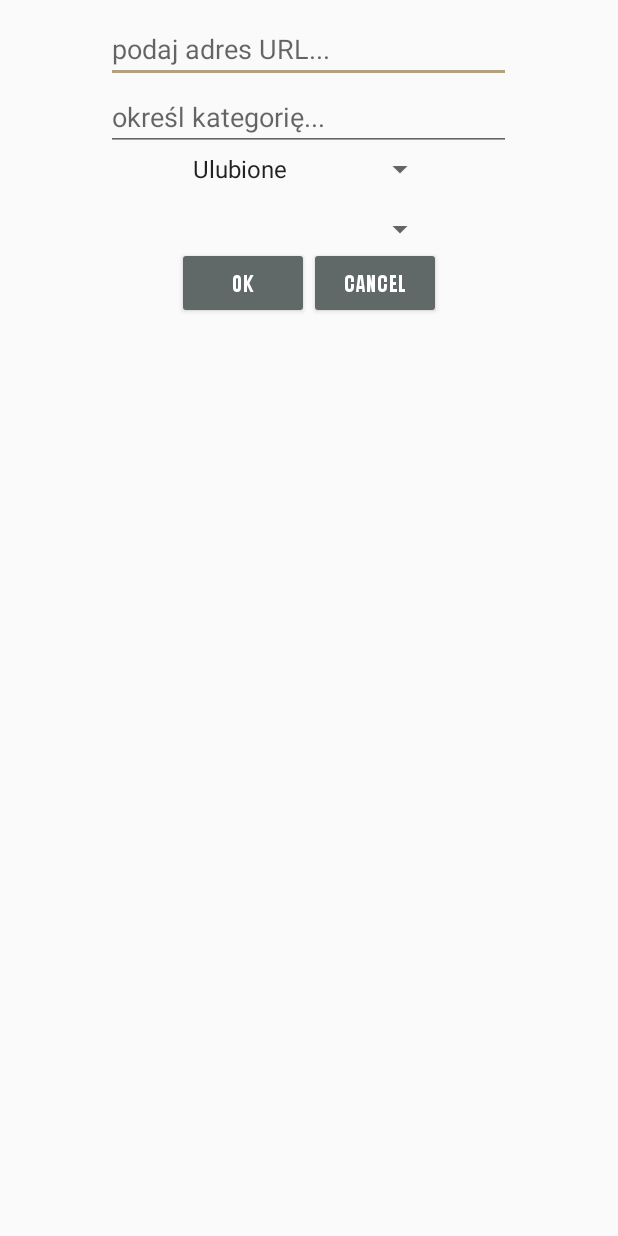
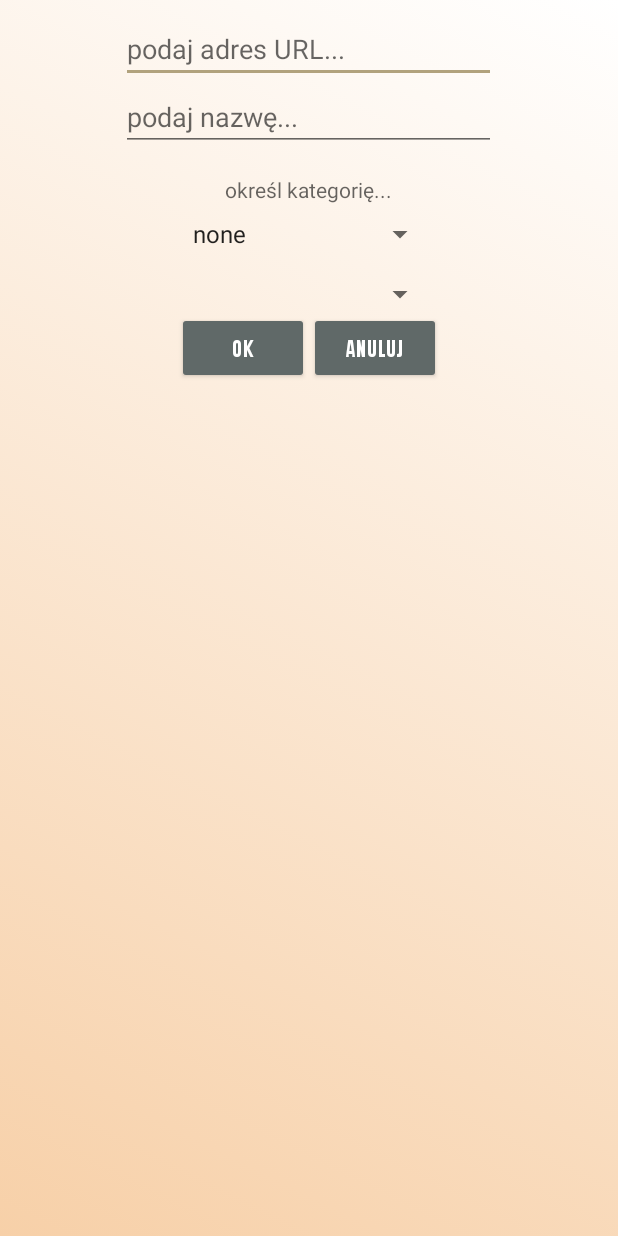
Before and after one commit to JaroslawJaniak/jaroslaw-rss-reader, an Android app: the layout login_dialog.xml on its own in the app's theme, with its tools: preview values and no code run, on a phone screen of 412 x 824 dp. Run offline under Robolectric (Android 15) with nearby library versions, the phone set to English and light mode, and no system bars.

Commit message:
jj_RSSREAD-25 dialog

```diff
--- a/app/src/main/java/pl/mobileappacademy/rssreader/fragments/adapters/HomeAdapter.kt
+++ b/app/src/main/java/pl/mobileappacademy/rssreader/fragments/adapters/HomeAdapter.kt
@@ -29,6 +29,8 @@ class HomeAdapter : BaseRecyclerAdapter<HomeItem, HomeAdapter.HomeViewHolder>()
 
             itemView.item_portal_name.text = item.name
             itemView.item_portal_category.text = item.category
+            itemView.item_portal_address.text = item.adress
+            itemView.item_portal_id.text = item.id.toString()
         }
 
     }
--- a/app/src/main/java/pl/mobileappacademy/rssreader/models/HomeItem.kt
+++ b/app/src/main/java/pl/mobileappacademy/rssreader/models/HomeItem.kt
@@ -8,7 +8,10 @@ import org.simpleframework.xml.Element
 @Entity(tableName = "homeItemsTable")
 data class HomeItem(
 
-    @PrimaryKey val id: Int? = -1,
+    @Element(name = "id")
+    @ColumnInfo(name = "id")
+    @PrimaryKey(autoGenerate = true)
+    var id: Int? = null,
 
     @Element(name = "name")
     @ColumnInfo(name = "name")
--- /dev/null
+++ b/app/src/main/res/drawable/bg_dialog.xml
@@ -0,0 +1,11 @@
+<?xml version="1.0" encoding="utf-8"?>
+<selector xmlns:android="http://schemas.android.com/apk/res/android">
+    <item>
+        <shape android:shape="rectangle">
+            <gradient android:startColor="#FFFFFF"
+                      android:endColor="#F7D0A8"
+                      android:angle="225"
+                      android:type="linear"/>
+        </shape>
+    </item>
+</selector>
--- a/app/src/main/res/layout/activity_main.xml
+++ b/app/src/main/res/layout/activity_main.xml
@@ -5,6 +5,7 @@
         xmlns:app="http://schemas.android.com/apk/res-auto"
         android:layout_width="match_parent"
         android:layout_height="match_parent"
+        android:background="@drawable/poster"
         tools:context=".MainActivity">
 
     <pl.mobileappacademy.rssreader.fragments.topBar.TopBar
@@ -25,12 +26,12 @@
             android:layout_height="0dp"
             app:layout_constraintLeft_toLeftOf="parent"
             app:layout_constraintRight_toRightOf="parent"
-            app:layout_constraintTop_toTopOf="parent"
             app:layout_constraintBottom_toBottomOf="parent"
 
             app:defaultNavHost="true"
             app:navGraph="@navigation/nav_graph" app:layout_constraintHorizontal_bias="0.0"
-            app:layout_constraintVertical_bias="1.0" android:layout_marginTop="48dp">
+            app:layout_constraintVertical_bias="1.0" android:layout_marginTop="8dp"
+            app:layout_constraintTop_toBottomOf="@+id/top_bar">
     </fragment>
 
 </androidx.constraintlayout.widget.ConstraintLayout>
--- a/app/src/main/res/layout/login_dialog.xml
+++ b/app/src/main/res/layout/login_dialog.xml
@@ -4,35 +4,46 @@
         android:layout_width="match_parent"
         android:layout_height="match_parent"
         android:orientation="vertical"
+        android:background="@drawable/bg_dialog"
         android:padding="10dp">
 
     <EditText
-            android:id="@+id/dialogAdressURL"
+            android:id="@+id/login_dialogAdressURL"
             android:hint="podaj adres URL..."
             android:inputType="textPersonName"
             android:layout_gravity="center"
-            android:layout_width="270dp"
-            android:layout_height="wrap_content" />
+            android:layout_width="250dp"
+            android:layout_height="wrap_content"/>
 
     <EditText
-            android:id="@+id/dialogCategory"
+            android:id="@+id/login_dialog_name"
+            android:hint="podaj nazwę..."
+            android:inputType="textPersonName"
+            android:layout_gravity="center"
+            android:layout_width="250dp"
+            android:layout_height="wrap_content"/>
+
+    <TextView
+            android:id="@+id/login_dialog_category"
             android:hint="określ kategorię..."
             android:inputType="textEmailAddress"
             android:layout_gravity="center"
-            android:layout_width="270dp"
-            android:layout_height="wrap_content" />
+            android:layout_width="wrap_content"
+            android:layout_height="wrap_content" android:layout_marginTop="16dp"/>
 
     <Spinner
             android:entries="@array/portal_category"
             android:prompt="@string/portal_prompt"
             android:layout_width="170dp"
             android:layout_gravity="center"
-            android:layout_height="wrap_content" android:id="@+id/spinner2"/>
+            android:layout_height="wrap_content" android:id="@+id/spinner2" android:layout_marginTop="8dp"/>
 
     <Spinner
             android:layout_width="170dp"
             android:layout_gravity="center"
-            android:layout_height="wrap_content" android:id="@+id/spinner" android:layout_marginTop="16dp"/>
+            android:layout_height="wrap_content"
+            android:id="@+id/spinner"
+            android:layout_marginTop="16dp"/>
 
     <LinearLayout
             android:layout_width="match_parent"
@@ -40,7 +51,7 @@
             android:orientation="horizontal"
             android:gravity="center">
         <Button
-                android:id="@+id/dialogLoginBtn"
+                android:id="@+id/login_dialog_OkBtn"
                 android:text="OK"
                 style="@style/Base.Widget.AppCompat.Button.Colored"
                 android:textColor="#FFF"
@@ -50,15 +61,15 @@
                 android:layout_width="wrap_content"
                 android:layout_height="wrap_content" />
         <Button
-                android:id="@+id/dialogCancelBtn"
-                android:text="Cancel"
+                android:id="@+id/login_dialog_CancelBtn"
+                android:text="anuluj"
                 style="@style/Base.Widget.AppCompat.Button.Colored"
                 android:textColor="#FFF"
                 android:fontFamily="@font/impact"
                 android:backgroundTint="@color/colorPrimaryDark"
                 android:textAlignment="center"
                 android:layout_width="wrap_content"
-                android:layout_height="wrap_content" />
+                android:layout_height="wrap_content"/>
     </LinearLayout>
 
 </LinearLayout>
--- a/app/src/main/res/navigation/nav_graph.xml
+++ b/app/src/main/res/navigation/nav_graph.xml
@@ -7,6 +7,8 @@
     <fragment android:id="@+id/homeFragment"
               android:name="pl.mobileappacademy.rssreader.fragments.HomeFragments.HomeFragment"
               android:label="HomeFragment"/>
+    <fragment android:id="@+id/portalRSS" android:name="pl.mobileappacademy.rssreader.fragments.HomeFragments.PortalRSS"
+              android:label="portal_rs_fragment" tools:layout="@layout/portal_rs_fragment"/>
 
 
 </navigation>
--- a/app/src/main/res/values/strings.xml
+++ b/app/src/main/res/values/strings.xml
@@ -4,6 +4,7 @@
     <string name="portal_prompt">Choose a category</string>
 
     <string-array name="portal_category">
+        <item>none</item>
         <item>Ulubione</item>
         <item>Polska</item>
         <item>Świat</item>
```
Also changed, not shown: app/src/main/java/pl/mobileappacademy/rssreader/base/RecyclerViewExtension.kt (added, +23 -0 lines), app/src/main/java/pl/mobileappacademy/rssreader/fragments/HomeFragments/HomeFragment.kt (+78 -28 lines), app/src/main/java/pl/mobileappacademy/rssreader/fragments/HomeFragments/HomeViewModel.kt (+12 -2 lines), app/src/main/java/pl/mobileappacademy/rssreader/fragments/HomeFragments/PortalRSS.kt (added, +33 -0 lines), app/src/main/java/pl/mobileappacademy/rssreader/fragments/HomeFragments/PortalRsViewModel.kt (added, +7 -0 lines), app/src/main/res/drawable/bg_main.xml (added, +17 -0 lines), app/src/main/res/drawable/bg_portal_dialog.xml (added, +11 -0 lines), app/src/main/res/drawable/bg_round_portal.xml (+9 -10 lines), app/src/main/res/layout/home_fragment.xml (+9 -18 lines), app/src/main/res/layout/item_portal.xml (+26 -1 lines), app/src/main/res/layout/portal_dialog.xml (added, +40 -0 lines), app/src/main/res/layout/portal_rs_fragment.xml (added, +14 -0 lines), app/src/main/res/drawable/poster.png (added).
